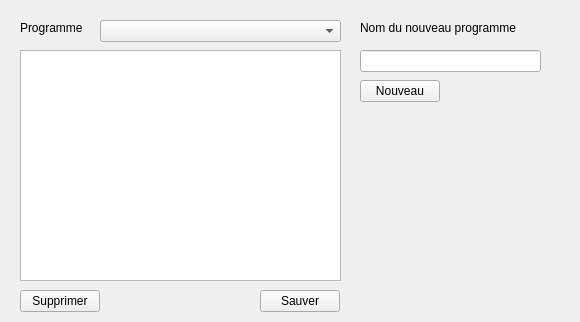
Old version of the form Sources/Sources/gestionprogrammes.ui in the repository gabriel-hurtado/UTComputer.
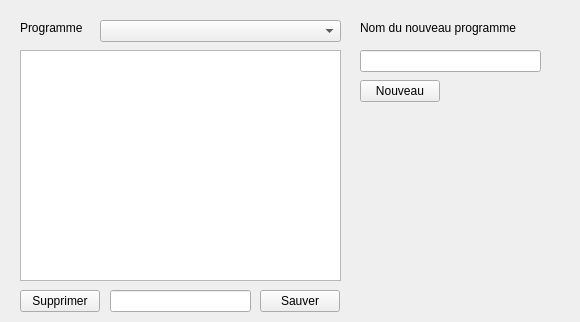
New version of the form.

What changed in the file:
```diff
--- a/Sources/Sources/gestionprogrammes.ui
+++ b/Sources/Sources/gestionprogrammes.ui
@@ -108,6 +108,19 @@
     <string>Supprimer</string>
    </property>
   </widget>
+  <widget class="QLineEdit" name="line_back">
+   <property name="geometry">
+    <rect>
+     <x>110</x>
+     <y>290</y>
+     <width>141</width>
+     <height>22</height>
+    </rect>
+   </property>
+   <property name="readOnly">
+    <bool>true</bool>
+   </property>
+  </widget>
  </widget>
  <resources/>
  <connections/>
```
